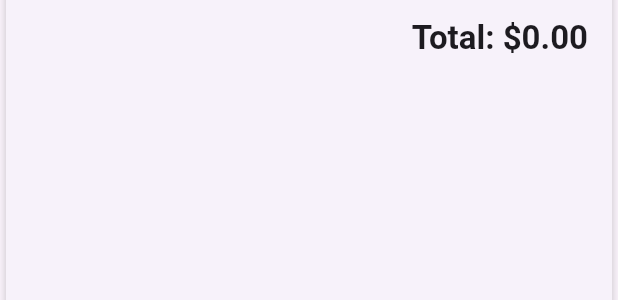
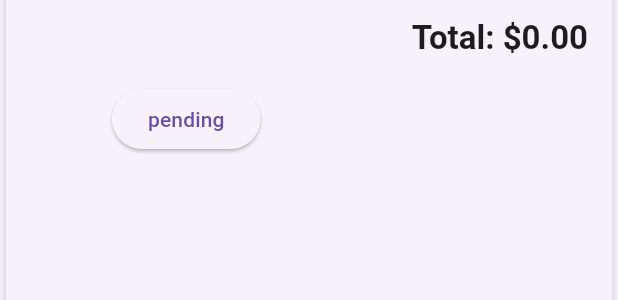
Before and after one commit to IbrahimMahmoud2023/dashboard_fruits, a Flutter app: the OrderItemWidget widget shown alone on an empty page, opened directly with empty values, on a phone screen of 412 x 824 dp. Shown: the part 253-553 px from the top of the screen. Run offline on Flutter 3.47's test engine with Material 3 defaults, Android fonts, the phone set to English and light mode, and no system bars; our stand-ins replace cloud_firestore, dartz, firebase_core, firebase_storage, flutter_bloc, get_it and 4 more; accounts and stored records are empty; network calls fail; statements that could not run were skipped.

Commit message:
finish order action button status

```diff
--- a/lib/core/helper_function/get_order_dummy_data.dart
+++ b/lib/core/helper_function/get_order_dummy_data.dart
@@ -51,6 +51,7 @@ OrderEntity getDummyOrderData() {
 
   // 💳 Build the Order Model
   return OrderEntity(
+    orderId: "ORD001",
     status: OrderStatus.pending,
     totalPrice: totalPrice,
     uId: "ORD001",
--- a/lib/features/orders/data/models/order_model.dart
+++ b/lib/features/orders/data/models/order_model.dart
@@ -7,6 +7,7 @@ import 'order_product_model.dart';
 class OrderModel {
   final double totalPrice;
   final String uId;
+  final String orderId;
   final AddressModel addressModel;
   final String ? status;
 
@@ -14,6 +15,7 @@ class OrderModel {
   final String paymentMethod;
 
   OrderModel({
+    required this.orderId,
     required this.status,
     required this.totalPrice,
     required this.uId,
@@ -24,6 +26,7 @@ class OrderModel {
 
   factory OrderModel.fromJson(Map<String, dynamic> json) {
     return OrderModel(
+      orderId: json['orderId'],
       status: json['status'],
       totalPrice: json['totalPrice'],
       uId: json['uId'],
@@ -37,6 +40,7 @@ class OrderModel {
 
   toEntity(){
     return OrderEntity(
+      orderId: orderId,
       status:orderEnum(),
       totalPrice: totalPrice,
       uId: uId,
--- a/lib/features/orders/domain/entites/order_entity.dart
+++ b/lib/features/orders/domain/entites/order_entity.dart
@@ -6,6 +6,7 @@ import 'order_product_entity.dart';
 class OrderEntity {
   final double totalPrice;
   final String uId;
+  final String orderId;
   final AddressEntity addressEntity;
 
   final List<OrderProductEntity> orderProductEntity;
@@ -13,6 +14,7 @@ class OrderEntity {
   final OrderStatus status;
 
  OrderEntity({
+    required this.orderId,
     required this.status,
     required this.totalPrice,
     required this.uId,
@@ -23,6 +25,7 @@ class OrderEntity {
 
  factory OrderEntity.fromJson(Map<String, dynamic> json) {
    return OrderEntity(
+     orderId: json['orderId'],
      status: json['status'],
      totalPrice: json['totalPrice'],
      uId: json['uId'],
--- a/lib/features/orders/presentation/manager/update_order/update_order_cubit.dart
+++ b/lib/features/orders/presentation/manager/update_order/update_order_cubit.dart
@@ -1,6 +1,6 @@
-import 'package:bloc/bloc.dart';
+import 'package:flutter/material.dart';
+import 'package:flutter_bloc/flutter_bloc.dart';
 import 'package:fruits_hub_dashboard/features/orders/domain/orders_repos/orders_repo.dart';
-import 'package:meta/meta.dart';
 
 import '../../../../../core/enums/order_enum.dart';
 
--- /dev/null
+++ b/lib/features/orders/presentation/views/widgets/order_action_button.dart
@@ -0,0 +1,44 @@
+import 'package:flutter/material.dart';
+import 'package:flutter_bloc/flutter_bloc.dart';
+import 'package:fruits_hub_dashboard/features/orders/domain/entites/order_entity.dart';
+
+import '../../../../../core/enums/order_enum.dart';
+import '../../manager/update_order/update_order_cubit.dart';
+
+class OrderActionButton extends StatelessWidget {
+  const OrderActionButton({super.key, required this.orderEntity});
+  final OrderEntity orderEntity;
+  @override
+  Widget build(BuildContext context) {
+    return Row(
+      mainAxisAlignment: MainAxisAlignment.spaceEvenly,
+      children: [
+        Visibility(
+          visible: orderEntity.status == OrderStatus.pending,
+          child: ElevatedButton(onPressed: () {
+            context.read<UpdateOrderCubit>().updateOrder(status: OrderStatus.pending, orderId: orderEntity.orderId);
+          }, child: Text('pending')),
+        ),
+        Visibility(
+          visible: orderEntity.status == OrderStatus.accepted,
+          child: ElevatedButton(onPressed: () {
+            context.read<UpdateOrderCubit>().updateOrder(status: OrderStatus.accepted, orderId: orderEntity.orderId);
+          }, child: Text('accept')),
+        ),
+        Visibility(
+          visible: orderEntity.status == OrderStatus.delivered,
+          child: ElevatedButton(onPressed: () {
+            context.read<UpdateOrderCubit>().updateOrder(status: OrderStatus.delivered, orderId: orderEntity.orderId);
+          }, child: Text('delivered')),
+        ),
+
+        Visibility(
+          visible: orderEntity.status == OrderStatus.cancelled,
+          child: ElevatedButton(onPressed: () {
+            context.read<UpdateOrderCubit>().updateOrder(status: OrderStatus.cancelled, orderId: orderEntity.orderId);
+          }, child: Text('cancel')),
+        ),
+      ],
+    );
+  }
+}
--- a/lib/features/orders/presentation/views/widgets/order_item_widget.dart
+++ b/lib/features/orders/presentation/views/widgets/order_item_widget.dart
@@ -3,6 +3,7 @@ import 'package:flutter/material.dart';
 import 'package:fruits_hub_dashboard/core/helper_function/get_status_color.dart';
 import 'package:fruits_hub_dashboard/features/orders/domain/entites/order_entity.dart';
 import '../../../data/models/order_product_model.dart';
+import 'order_action_button.dart';
 
 class OrderItemWidget extends StatelessWidget {
   final OrderEntity orderModel;
@@ -131,6 +132,12 @@ class OrderItemWidget extends StatelessWidget {
                 ).textTheme.titleLarge!.copyWith(fontWeight: FontWeight.bold),
               ),
             ),
+            const SizedBox(height: 16),
+
+            OrderActionButton(
+              orderEntity: orderModel,
+            ),
+
           ],
         ),
       ),
```
